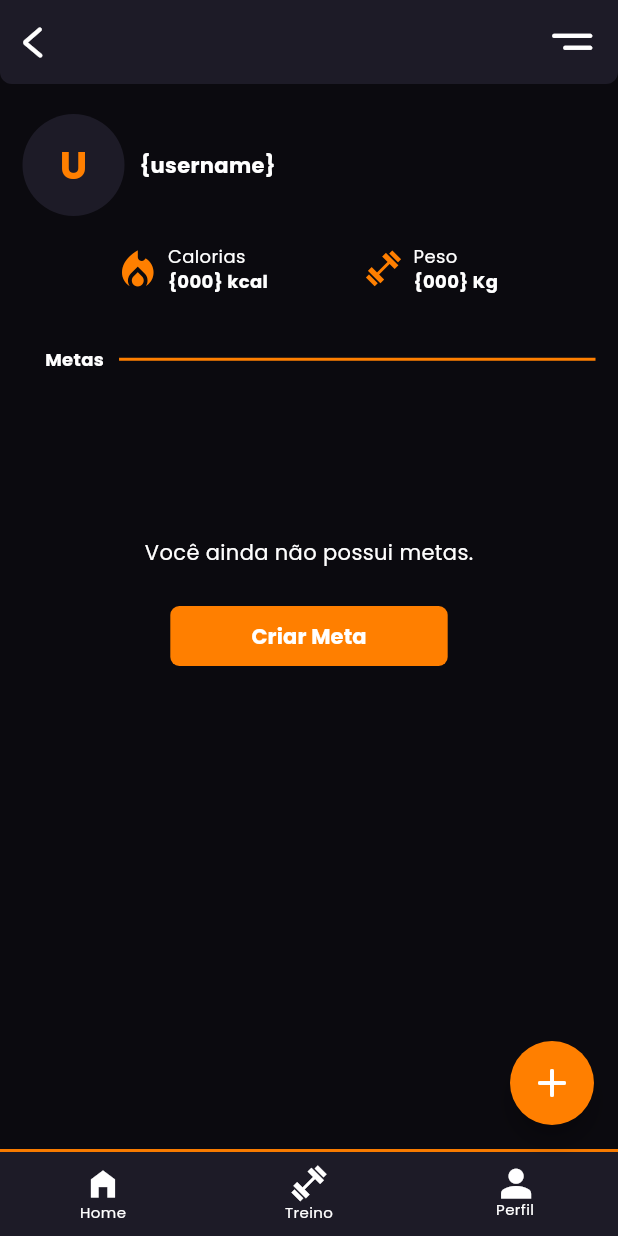
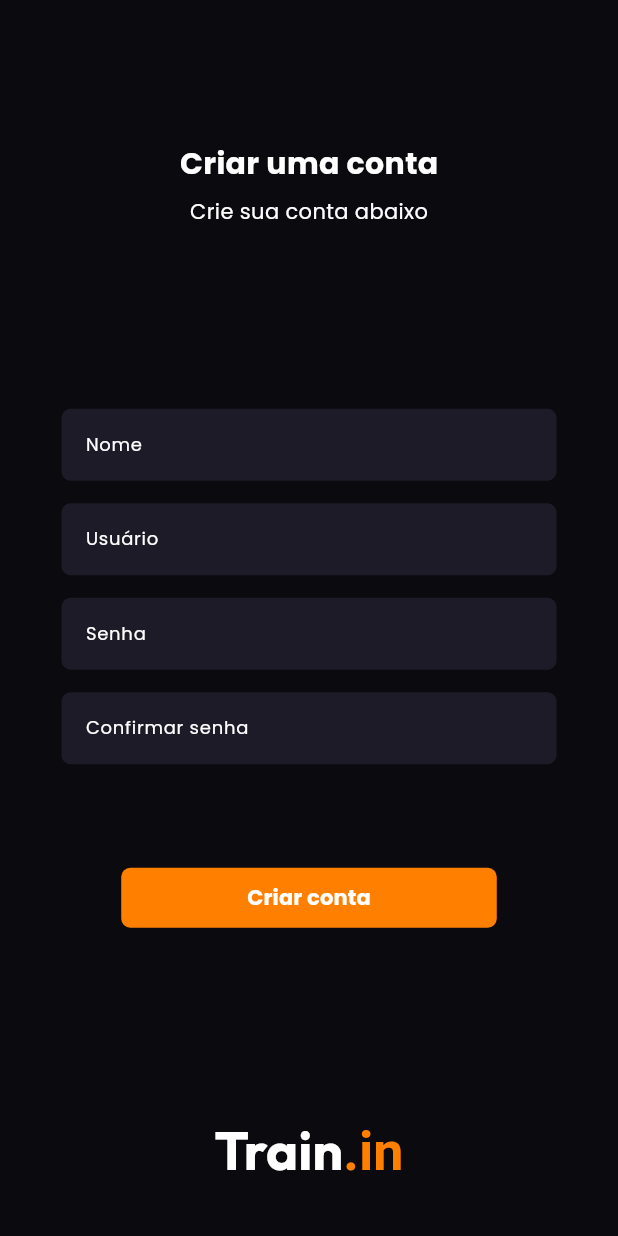
Before and after one commit to mikael-st/trainin_app, a Flutter app: the screen it shows after launch, on a phone screen of 412 x 824 dp. Run offline on Flutter 3.47's test engine with Material 3 defaults, Android fonts, the phone set to English and light mode, and no system bars; our stand-ins replace google_fonts.

Commit message:
feat: added CreateAccountPage

```diff
--- a/lib/components/text_input.dart
+++ b/lib/components/text_input.dart
@@ -9,7 +9,6 @@ class TextBox extends StatelessWidget {
   @override
   Widget build(BuildContext context) {
     return Container (
-      height: 36,
       margin: margin,
       child: TextField(
         decoration: InputDecoration(
@@ -17,7 +16,7 @@ class TextBox extends StatelessWidget {
           hintStyle: TextStyle(color: Palette.white, fontSize: 12),
           filled: true,
           fillColor: Palette.items,
-          border: UnderlineInputBorder(borderRadius: BorderRadius.circular(6)),
+          border: UnderlineInputBorder(borderRadius: BorderRadius.circular(6), borderSide: BorderSide.none),
         ),
         style: TextStyle(color: Palette.white, fontSize: 12),
       ),
--- a/lib/main.dart
+++ b/lib/main.dart
@@ -3,9 +3,7 @@ import 'package:flutter/services.dart';
 import 'package:google_fonts/google_fonts.dart';
 import 'package:train_in/assets/globals.dart';
 import 'package:train_in/assets/palette.dart';
-import 'package:train_in/pages/home.dart';
-import 'package:train_in/pages/profile.dart';
-import 'package:train_in/pages/training.dart';
+import 'package:train_in/pages/create_account.dart';
 
 void main() {
   runApp(const App());
@@ -42,7 +40,7 @@ class _AppState extends State<App> {
         textTheme: GoogleFonts.poppinsTextTheme(),
         fontFamily: 'Poppins'
       ),
-      home: ProfilePage(),
+      home: CreateAccountPage(),
     );
   }
 }
--- /dev/null
+++ b/lib/pages/create_account.dart
@@ -0,0 +1,93 @@
+import 'package:flutter/material.dart';
+import 'package:google_fonts/google_fonts.dart';
+import 'package:train_in/assets/palette.dart';
+import 'package:train_in/components/button.dart';
+import 'package:train_in/components/text_input.dart';
+
+class CreateAccountPage extends StatelessWidget {
+  const CreateAccountPage({super.key});
+
+  @override
+  Widget build(BuildContext context) {
+    return Scaffold(
+        resizeToAvoidBottomInset: false,
+        body: Container(
+          alignment: Alignment.center,
+          margin: EdgeInsets.only(top: 95, left: 15, right: 15, bottom: 35),
+          child: Column(
+            crossAxisAlignment: CrossAxisAlignment.center,
+            mainAxisAlignment: MainAxisAlignment.spaceBetween,
+            children: [
+              _header(),
+              _form(),
+              _logo()
+            ],
+          ),
+        ));
+  }
+
+  Widget _form() {
+    return Column(
+        mainAxisAlignment: MainAxisAlignment.spaceBetween,
+        children: [
+          _inputs(),
+          Button(
+            content: 'Criar conta',
+            padding: EdgeInsets.symmetric(horizontal: 60, vertical: 8),
+            callback: (){},
+          ),
+        ],
+      );
+  }
+
+  Widget _header() {
+    return Container(
+      height: 56,
+      child: Column(
+        mainAxisAlignment: MainAxisAlignment.spaceBetween,
+        children: [
+          Text(
+            'Criar uma conta',
+            style: TextStyle(
+              color: Palette.white, fontWeight: FontWeight.bold, fontSize: 20),
+          ),
+          Text(
+            'Crie sua conta abaixo',
+            style: TextStyle(
+              color: Palette.white, fontSize: 14),
+          )
+        ],
+      ),
+    );
+  }
+
+  Widget _inputs() {
+    return Container(
+      width: 330,
+      child: Column(
+        children: [
+          TextBox(content: 'Nome', margin: EdgeInsets.only(bottom: 15)),
+          TextBox(content: 'Usuário', margin: EdgeInsets.only(bottom: 15)),
+          TextBox(content: 'Senha', margin: EdgeInsets.only(bottom: 15)),
+          TextBox(content: 'Confirmar senha', margin: EdgeInsets.only(bottom: 65)),
+        ],
+      ),
+    );
+  }
+
+  Widget _logo() {
+    return RichText(
+      text: TextSpan(
+      style: TextStyle(
+        fontSize: 36,
+        color: Palette.white,
+        fontWeight: FontWeight.bold,
+        fontFamily: GoogleFonts.outfit().fontFamily
+      ),
+      children: [
+        TextSpan(text: 'Train'),
+        TextSpan(text: '.in', style: TextStyle(color: Palette.yellow))
+      ],
+    ));
+  }
+}
```
